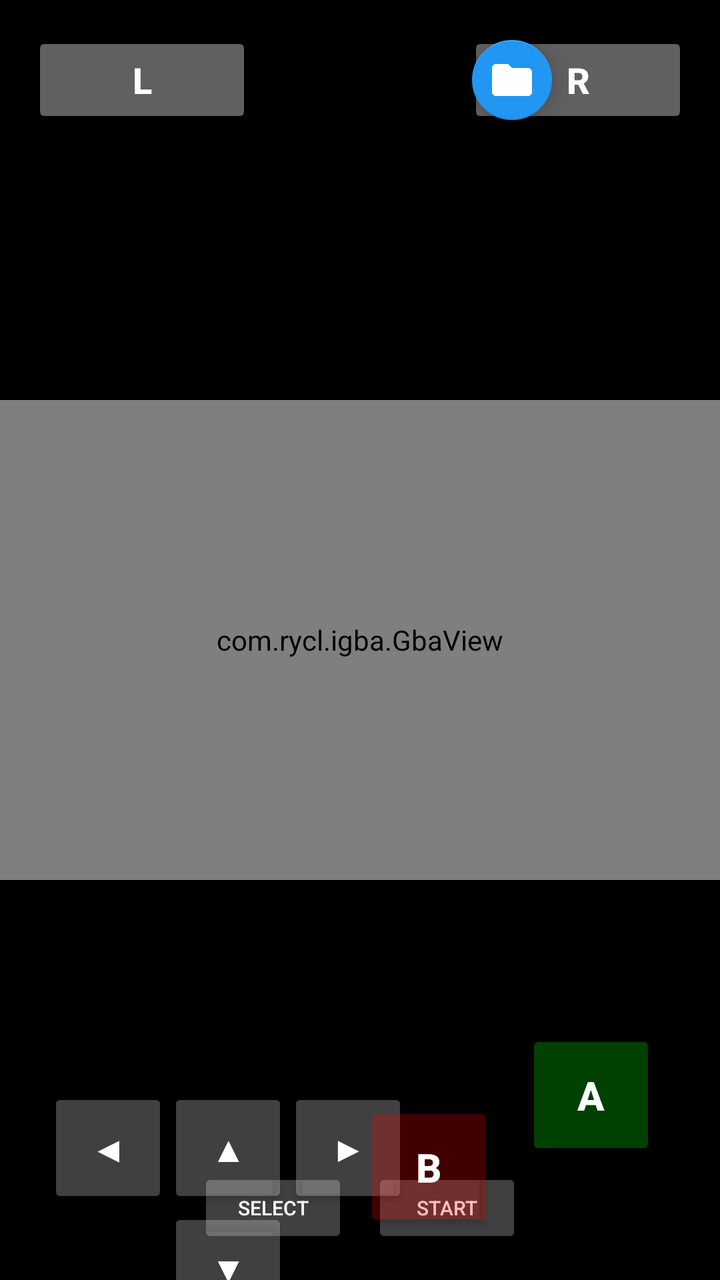
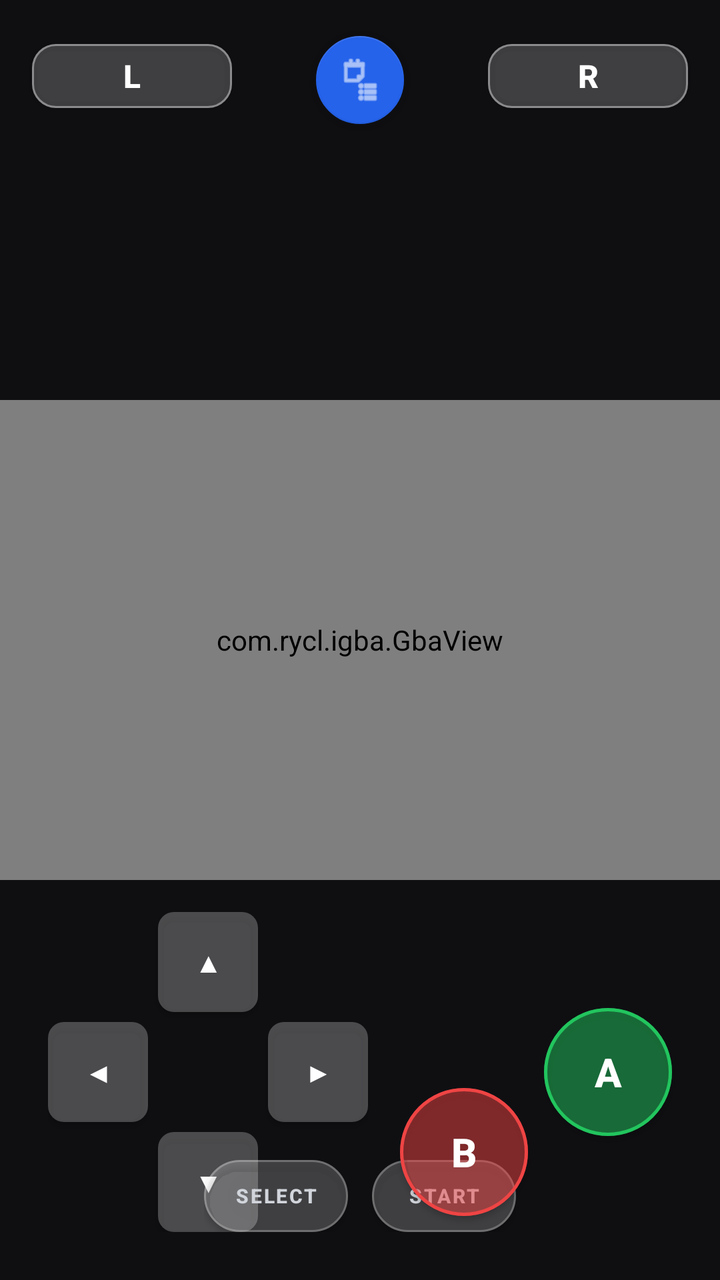

The first picture is an Android layout as it rendered before a commit; the second is the same layout after the commit. The layout source and the unified diff follow.
<!-- AndroidManifest.xml: application theme Theme.Igba -->
<!-- res/layout/activity_main.xml -->
<?xml version="1.0" encoding="utf-8"?>
<androidx.constraintlayout.widget.ConstraintLayout 
    xmlns:android="http://schemas.android.com/apk/res/android"
    xmlns:app="http://schemas.android.com/apk/res-auto"
    xmlns:tools="http://schemas.android.com/tools"
    android:layout_width="match_parent"
    android:layout_height="match_parent"
    android:background="#000000"
    tools:context=".MainActivity">

    
    <com.rycl.igba.GbaView
        android:id="@+id/gba_view"
        android:layout_width="0dp"
        android:layout_height="0dp"
        app:layout_constraintDimensionRatio="3:2"
        app:layout_constraintEnd_toEndOf="parent"
        app:layout_constraintStart_toStartOf="parent"
        app:layout_constraintTop_toTopOf="parent"
        app:layout_constraintBottom_toBottomOf="parent" />

    
    <com.google.android.material.floatingactionbutton.FloatingActionButton
        android:id="@+id/btn_open_rom"
        android:layout_width="wrap_content"
        android:layout_height="wrap_content"
        android:layout_marginTop="16dp"
        android:layout_marginEnd="80dp"
        android:contentDescription="Open ROM"
        android:src="@drawable/ic_folder"
        app:backgroundTint="#2196F3"
        app:tint="#FFFFFF"
        app:fabSize="mini"
        app:layout_constraintTop_toTopOf="parent"
        app:layout_constraintEnd_toEndOf="parent" />

    

    
    <Button
        android:id="@+id/btn_l"
        android:layout_width="110dp"
        android:layout_height="48dp"
        android:layout_marginStart="16dp"
        android:layout_marginTop="16dp"
        android:text="L"
        android:textStyle="bold"
        android:textSize="18sp"
        android:backgroundTint="#60FFFFFF"
        android:textColor="#FFFFFF"
        app:layout_constraintStart_toStartOf="parent"
        app:layout_constraintTop_toTopOf="parent" />

    
    <Button
        android:id="@+id/btn_r"
        android:layout_width="110dp"
        android:layout_height="48dp"
        android:layout_marginEnd="16dp"
        android:layout_marginTop="16dp"
        android:text="R"
        android:textStyle="bold"
        android:textSize="18sp"
        android:backgroundTint="#60FFFFFF"
        android:textColor="#FFFFFF"
        app:layout_constraintEnd_toEndOf="parent"
        app:layout_constraintTop_toTopOf="parent" />

    

    
    <Button
        android:id="@+id/btn_up"
        android:layout_width="60dp"
        android:layout_height="60dp"
        android:text="▲"
        android:textSize="18sp"
        android:backgroundTint="#40FFFFFF"
        android:textColor="#FFFFFF"
        app:layout_constraintBottom_toTopOf="@id/btn_down"
        app:layout_constraintStart_toStartOf="@id/btn_left"
        app:layout_constraintEnd_toEndOf="@id/btn_right" />

    <Button
        android:id="@+id/btn_left"
        android:layout_width="60dp"
        android:layout_height="60dp"
        android:layout_marginStart="24dp"
        android:layout_marginBottom="36dp"
        android:text="◀"
        android:textSize="18sp"
        android:backgroundTint="#40FFFFFF"
        android:textColor="#FFFFFF"
        app:layout_constraintBottom_toBottomOf="parent"
        app:layout_constraintStart_toStartOf="parent" />

    <Button
        android:id="@+id/btn_right"
        android:layout_width="60dp"
        android:layout_height="60dp"
        android:layout_marginStart="60dp"
        android:text="▶"
        android:textSize="18sp"
        android:backgroundTint="#40FFFFFF"
        android:textColor="#FFFFFF"
        app:layout_constraintBottom_toBottomOf="@id/btn_left"
        app:layout_constraintStart_toEndOf="@id/btn_left" />

    <Button
        android:id="@+id/btn_down"
        android:layout_width="60dp"
        android:layout_height="60dp"
        android:text="▼"
        android:textSize="18sp"
        android:backgroundTint="#40FFFFFF"
        android:textColor="#FFFFFF"
        app:layout_constraintTop_toBottomOf="@id/btn_left"
        app:layout_constraintStart_toStartOf="@id/btn_left"
        app:layout_constraintEnd_toEndOf="@id/btn_right" />

    
    <Button
        android:id="@+id/btn_b"
        android:layout_width="65dp"
        android:layout_height="65dp"
        android:layout_marginEnd="16dp"
        android:layout_marginBottom="24dp"
        android:text="B"
        android:textStyle="bold"
        android:textSize="20sp"
        android:backgroundTint="#40FF0000"
        android:textColor="#FFFFFF"
        app:layout_constraintBottom_toBottomOf="parent"
        app:layout_constraintEnd_toStartOf="@id/btn_a" />

    <Button
        android:id="@+id/btn_a"
        android:layout_width="65dp"
        android:layout_height="65dp"
        android:layout_marginEnd="32dp"
        android:layout_marginBottom="60dp"
        android:text="A"
        android:textStyle="bold"
        android:textSize="20sp"
        android:backgroundTint="#4000FF00"
        android:textColor="#FFFFFF"
        app:layout_constraintBottom_toBottomOf="parent"
        app:layout_constraintEnd_toEndOf="parent" />

    
    <LinearLayout
        android:layout_width="wrap_content"
        android:layout_height="wrap_content"
        android:orientation="horizontal"
        android:layout_marginBottom="16dp"
        app:layout_constraintBottom_toBottomOf="parent"
        app:layout_constraintStart_toStartOf="parent"
        app:layout_constraintEnd_toEndOf="parent">

        <Button
            android:id="@+id/btn_select"
            android:layout_width="75dp"
            android:layout_height="40dp"
            android:layout_marginEnd="12dp"
            android:text="SELECT"
            android:textSize="10sp"
            android:backgroundTint="#40FFFFFF"
            android:textColor="#FFFFFF" />

        <Button
            android:id="@+id/btn_start"
            android:layout_width="75dp"
            android:layout_height="40dp"
            android:text="START"
            android:textSize="10sp"
            android:backgroundTint="#40FFFFFF"
            android:textColor="#FFFFFF" />
    </LinearLayout>

</androidx.constraintlayout.widget.ConstraintLayout>
<!-- resources referenced by this layout -->
<resources>
  <!-- drawable ic_folder (drawable) -->
  <vector xmlns:android="http://schemas.android.com/apk/res/android"
      android:width="24dp"
      android:height="24dp"
      android:viewportWidth="24"
      android:viewportHeight="24">
    <path
        android:fillColor="#FFFFFFFF"
        android:pathData="M10,4H4c-1.1,0 -1.99,0.9 -1.99,2L2,18c0,1.1 0.9,2 2,2h16c1.1,0 2,-0.9 2,-2V8c0,-1.1 -0.9,-2 -2,-2h-8l-2,-2z"/>
  </vector>
  <style name="Theme.Igba" parent="Theme.MaterialComponents.DayNight.NoActionBar">
          <item name="android:windowBackground">@android:color/black</item>
          <item name="android:windowFullscreen">true</item>
          <item name="android:windowContentOverlay">@null</item>
          <item name="android:windowLayoutInDisplayCutoutMode">shortEdges</item>
      </style>
</resources>

<!-- the commit's change to res/layout/activity_main.xml (unified diff, before → after) -->
@@ -5,7 +5,7 @@
     xmlns:tools="http://schemas.android.com/tools"
     android:layout_width="match_parent"
     android:layout_height="match_parent"
-    android:background="#000000"
+    android:background="#0F0F12"
     tools:context=".MainActivity">
 
     
@@ -14,10 +14,30 @@
         android:layout_width="0dp"
         android:layout_height="0dp"
         app:layout_constraintDimensionRatio="3:2"
+        app:layout_constraintBottom_toBottomOf="parent"
         app:layout_constraintEnd_toEndOf="parent"
         app:layout_constraintStart_toStartOf="parent"
-        app:layout_constraintTop_toTopOf="parent"
-        app:layout_constraintBottom_toBottomOf="parent" />
+        app:layout_constraintTop_toTopOf="parent" />
+
+    
+
+    
+    <com.google.android.material.button.MaterialButton
+        android:id="@+id/btn_l"
+        android:layout_width="100dp"
+        android:layout_height="44dp"
+        android:layout_marginStart="16dp"
+        android:layout_marginTop="16dp"
+        android:text="L"
+        android:textColor="#FFFFFF"
+        android:textSize="16sp"
+        android:textStyle="bold"
+        app:backgroundTint="#33FFFFFF"
+        app:cornerRadius="12dp"
+        app:strokeColor="#66FFFFFF"
+        app:strokeWidth="1dp"
+        app:layout_constraintStart_toStartOf="parent"
+        app:layout_constraintTop_toTopOf="parent" />
 
     
     <com.google.android.material.floatingactionbutton.FloatingActionButton
@@ -25,156 +45,218 @@
         android:layout_width="wrap_content"
         android:layout_height="wrap_content"
         android:layout_marginTop="16dp"
-        android:layout_marginEnd="80dp"
         android:contentDescription="Open ROM"
-        android:src="@drawable/ic_folder"
-        app:backgroundTint="#2196F3"
+        android:src="@android:drawable/ic_menu_agenda"
+        app:backgroundTint="#2563EB"
+        app:fabCustomSize="44dp"
         app:tint="#FFFFFF"
-        app:fabSize="mini"
-        app:layout_constraintTop_toTopOf="parent"
-        app:layout_constraintEnd_toEndOf="parent" />
-
-    
-
-    
-    <Button
-        android:id="@+id/btn_l"
-        android:layout_width="110dp"
-        android:layout_height="48dp"
-        android:layout_marginStart="16dp"
-        android:layout_marginTop="16dp"
-        android:text="L"
-        android:textStyle="bold"
-        android:textSize="18sp"
-        android:backgroundTint="#60FFFFFF"
-        android:textColor="#FFFFFF"
-        app:layout_constraintStart_toStartOf="parent"
-        app:layout_constraintTop_toTopOf="parent" />
-
-    
-    <Button
+        app:layout_constraintEnd_toStartOf="@id/btn_r"
+        app:layout_constraintStart_toEndOf="@id/btn_l"
+        app:layout_constraintTop_toTopOf="parent" />
+
+    
+    <com.google.android.material.button.MaterialButton
         android:id="@+id/btn_r"
-        android:layout_width="110dp"
-        android:layout_height="48dp"
+        android:layout_width="100dp"
+        android:layout_height="44dp"
         android:layout_marginEnd="16dp"
         android:layout_marginTop="16dp"
         android:text="R"
-        android:textStyle="bold"
-        android:textSize="18sp"
-        android:backgroundTint="#60FFFFFF"
-        android:textColor="#FFFFFF"
+        android:textColor="#FFFFFF"
+        android:textSize="16sp"
+        android:textStyle="bold"
+        app:backgroundTint="#33FFFFFF"
+        app:cornerRadius="12dp"
+        app:strokeColor="#66FFFFFF"
+        app:strokeWidth="1dp"
         app:layout_constraintEnd_toEndOf="parent"
         app:layout_constraintTop_toTopOf="parent" />
 
     
 
-    
-    <Button
-        android:id="@+id/btn_up"
-        android:layout_width="60dp"
-        android:layout_height="60dp"
-        android:text="▲"
-        android:textSize="18sp"
-        android:backgroundTint="#40FFFFFF"
-        android:textColor="#FFFFFF"
-        app:layout_constraintBottom_toTopOf="@id/btn_down"
-        app:layout_constraintStart_toStartOf="@id/btn_left"
-        app:layout_constraintEnd_toEndOf="@id/btn_right" />
-
-    <Button
-        android:id="@+id/btn_left"
-        android:layout_width="60dp"
-        android:layout_height="60dp"
+    <androidx.constraintlayout.widget.ConstraintLayout
+        android:id="@+id/dpad_container"
+        android:layout_width="160dp"
+        android:layout_height="160dp"
         android:layout_marginStart="24dp"
-        android:layout_marginBottom="36dp"
-        android:text="◀"
-        android:textSize="18sp"
-        android:backgroundTint="#40FFFFFF"
-        android:textColor="#FFFFFF"
-        app:layout_constraintBottom_toBottomOf="parent"
-        app:layout_constraintStart_toStartOf="parent" />
-
-    <Button
-        android:id="@+id/btn_right"
-        android:layout_width="60dp"
-        android:layout_height="60dp"
-        android:layout_marginStart="60dp"
-        android:text="▶"
-        android:textSize="18sp"
-        android:backgroundTint="#40FFFFFF"
-        android:textColor="#FFFFFF"
-        app:layout_constraintBottom_toBottomOf="@id/btn_left"
-        app:layout_constraintStart_toEndOf="@id/btn_left" />
-
-    <Button
-        android:id="@+id/btn_down"
-        android:layout_width="60dp"
-        android:layout_height="60dp"
-        android:text="▼"
-        android:textSize="18sp"
-        android:backgroundTint="#40FFFFFF"
-        android:textColor="#FFFFFF"
-        app:layout_constraintTop_toBottomOf="@id/btn_left"
-        app:layout_constraintStart_toStartOf="@id/btn_left"
-        app:layout_constraintEnd_toEndOf="@id/btn_right" />
-
-    
-    <Button
+        android:layout_marginBottom="24dp"
+        app:layout_constraintBottom_toBottomOf="parent"
+        app:layout_constraintStart_toStartOf="parent">
+
+        
+        <com.google.android.material.button.MaterialButton
+            android:id="@+id/btn_up"
+            android:layout_width="50dp"
+            android:layout_height="50dp"
+            android:insetLeft="0dp"
+            android:insetTop="0dp"
+            android:insetRight="0dp"
+            android:insetBottom="0dp"
+            android:padding="0dp"
+            android:text="▲"
+            android:textColor="#FFFFFF"
+            android:textSize="14sp"
+            app:backgroundTint="#40FFFFFF"
+            app:cornerRadius="8dp"
+            app:layout_constraintEnd_toEndOf="parent"
+            app:layout_constraintStart_toStartOf="parent"
+            app:layout_constraintTop_toTopOf="parent" />
+
+        
+        <com.google.android.material.button.MaterialButton
+            android:id="@+id/btn_left"
+            android:layout_width="50dp"
+            android:layout_height="50dp"
+            android:insetLeft="0dp"
+            android:insetTop="0dp"
+            android:insetRight="0dp"
+            android:insetBottom="0dp"
+            android:padding="0dp"
+            android:text="◀"
+            android:textColor="#FFFFFF"
+            android:textSize="14sp"
+            app:backgroundTint="#40FFFFFF"
+            app:cornerRadius="8dp"
+            app:layout_constraintBottom_toBottomOf="parent"
+            app:layout_constraintStart_toStartOf="parent"
+            app:layout_constraintTop_toTopOf="parent" />
+
+        
+        <com.google.android.material.button.MaterialButton
+            android:id="@+id/btn_right"
+            android:layout_width="50dp"
+            android:layout_height="50dp"
+            android:insetLeft="0dp"
+            android:insetTop="0dp"
+            android:insetRight="0dp"
+            android:insetBottom="0dp"
+            android:padding="0dp"
+            android:text="▶"
+            android:textColor="#FFFFFF"
+            android:textSize="14sp"
+            app:backgroundTint="#40FFFFFF"
+            app:cornerRadius="8dp"
+            app:layout_constraintBottom_toBottomOf="parent"
+            app:layout_constraintEnd_toEndOf="parent"
+            app:layout_constraintTop_toTopOf="parent" />
+
+        
+        <com.google.android.material.button.MaterialButton
+            android:id="@+id/btn_down"
+            android:layout_width="50dp"
+            android:layout_height="50dp"
+            android:insetLeft="0dp"
+            android:insetTop="0dp"
+            android:insetRight="0dp"
+            android:insetBottom="0dp"
+            android:padding="0dp"
+            android:text="▼"
+            android:textColor="#FFFFFF"
+            android:textSize="14sp"
+            app:backgroundTint="#40FFFFFF"
+            app:cornerRadius="8dp"
+            app:layout_constraintBottom_toBottomOf="parent"
+            app:layout_constraintEnd_toEndOf="parent"
+            app:layout_constraintStart_toStartOf="parent" />
+
+    </androidx.constraintlayout.widget.ConstraintLayout>
+
+    
+
+    
+    <com.google.android.material.button.MaterialButton
         android:id="@+id/btn_b"
-        android:layout_width="65dp"
-        android:layout_height="65dp"
-        android:layout_marginEnd="16dp"
-        android:layout_marginBottom="24dp"
+        android:layout_width="64dp"
+        android:layout_height="64dp"
+        android:layout_marginEnd="96dp"
+        android:layout_marginBottom="32dp"
+        android:insetLeft="0dp"
+        android:insetTop="0dp"
+        android:insetRight="0dp"
+        android:insetBottom="0dp"
+        android:padding="0dp"
         android:text="B"
-        android:textStyle="bold"
+        android:textColor="#FFFFFF"
         android:textSize="20sp"
-        android:backgroundTint="#40FF0000"
-        android:textColor="#FFFFFF"
-        app:layout_constraintBottom_toBottomOf="parent"
-        app:layout_constraintEnd_toStartOf="@id/btn_a" />
-
-    <Button
+        android:textStyle="bold"
+        app:backgroundTint="#80EF4444"
+        app:cornerRadius="32dp"
+        app:strokeColor="#FFEF4444"
+        app:strokeWidth="1.5dp"
+        app:layout_constraintBottom_toBottomOf="parent"
+        app:layout_constraintEnd_toEndOf="parent" />
+
+    
+    <com.google.android.material.button.MaterialButton
         android:id="@+id/btn_a"
-        android:layout_width="65dp"
-        android:layout_height="65dp"
-        android:layout_marginEnd="32dp"
-        android:layout_marginBottom="60dp"
+        android:layout_width="64dp"
+        android:layout_height="64dp"
+        android:layout_marginEnd="24dp"
+        android:layout_marginBottom="72dp"
+        android:insetLeft="0dp"
+        android:insetTop="0dp"
+        android:insetRight="0dp"
+        android:insetBottom="0dp"
+        android:padding="0dp"
         android:text="A"
-        android:textStyle="bold"
+        android:textColor="#FFFFFF"
         android:textSize="20sp"
-        android:backgroundTint="#4000FF00"
-        android:textColor="#FFFFFF"
+        android:textStyle="bold"
+        app:backgroundTint="#8022C55E"
+        app:cornerRadius="32dp"
+        app:strokeColor="#FF22C55E"
+        app:strokeWidth="1.5dp"
         app:layout_constraintBottom_toBottomOf="parent"
         app:layout_constraintEnd_toEndOf="parent" />
 
     
+
     <LinearLayout
         android:layout_width="wrap_content"
         android:layout_height="wrap_content"
+        android:layout_marginBottom="24dp"
         android:orientation="horizontal"
-        android:layout_marginBottom="16dp"
-        app:layout_constraintBottom_toBottomOf="parent"
-        app:layout_constraintStart_toStartOf="parent"
-        app:layout_constraintEnd_toEndOf="parent">
-
-        <Button
+        app:layout_constraintBottom_toBottomOf="parent"
+        app:layout_constraintEnd_toEndOf="parent"
+        app:layout_constraintStart_toStartOf="parent">
+
+        <com.google.android.material.button.MaterialButton
             android:id="@+id/btn_select"
-            android:layout_width="75dp"
-            android:layout_height="40dp"
+            android:layout_width="72dp"
+            android:layout_height="36dp"
             android:layout_marginEnd="12dp"
+            android:insetLeft="0dp"
+            android:insetTop="0dp"
+            android:insetRight="0dp"
+            android:insetBottom="0dp"
+            android:padding="0dp"
             android:text="SELECT"
+            android:textColor="#D1D5DB"
             android:textSize="10sp"
-            android:backgroundTint="#40FFFFFF"
-            android:textColor="#FFFFFF" />
-
-        <Button
+            android:textStyle="bold"
+            app:backgroundTint="#33FFFFFF"
+            app:cornerRadius="18dp"
+            app:strokeColor="#40FFFFFF"
+            app:strokeWidth="1dp" />
+
+        <com.google.android.material.button.MaterialButton
             android:id="@+id/btn_start"
-            android:layout_width="75dp"
-            android:layout_height="40dp"
+            android:layout_width="72dp"
+            android:layout_height="36dp"
+            android:insetLeft="0dp"
+            android:insetTop="0dp"
+            android:insetRight="0dp"
+            android:insetBottom="0dp"
+            android:padding="0dp"
             android:text="START"
+            android:textColor="#D1D5DB"
             android:textSize="10sp"
-            android:backgroundTint="#40FFFFFF"
-            android:textColor="#FFFFFF" />
+            android:textStyle="bold"
+            app:backgroundTint="#33FFFFFF"
+            app:cornerRadius="18dp"
+            app:strokeColor="#40FFFFFF"
+            app:strokeWidth="1dp" />
+
     </LinearLayout>
 
 </androidx.constraintlayout.widget.ConstraintLayout>
<!-- resource entries referenced after the edit -->
@@ -1,15 +1,5 @@
 <!-- resources referenced by this layout -->
 <resources>
-  <!-- drawable ic_folder (drawable) -->
-  <vector xmlns:android="http://schemas.android.com/apk/res/android"
-      android:width="24dp"
-      android:height="24dp"
-      android:viewportWidth="24"
-      android:viewportHeight="24">
-    <path
-        android:fillColor="#FFFFFFFF"
-        android:pathData="M10,4H4c-1.1,0 -1.99,0.9 -1.99,2L2,18c0,1.1 0.9,2 2,2h16c1.1,0 2,-0.9 2,-2V8c0,-1.1 -0.9,-2 -2,-2h-8l-2,-2z"/>
-  </vector>
   <style name="Theme.Igba" parent="Theme.MaterialComponents.DayNight.NoActionBar">
           <item name="android:windowBackground">@android:color/black</item>
           <item name="android:windowFullscreen">true</item>
